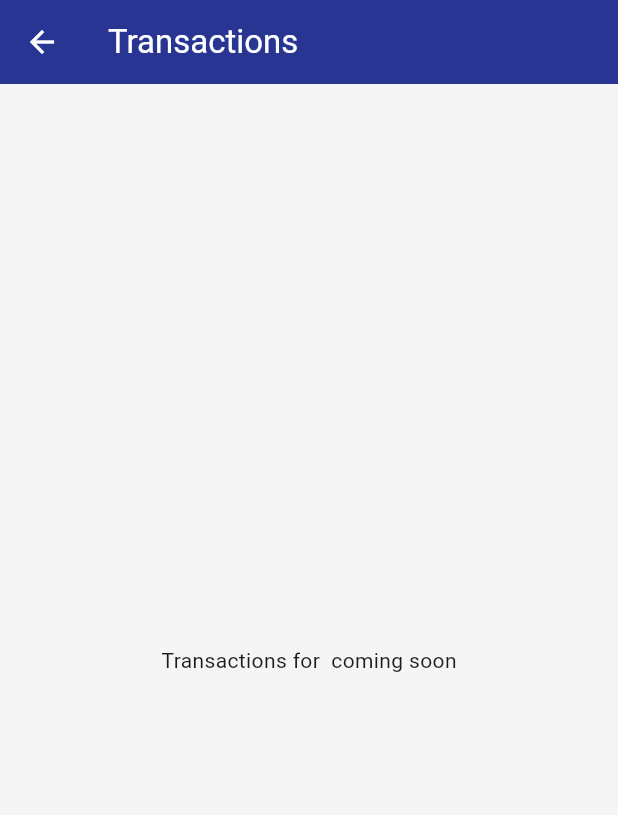
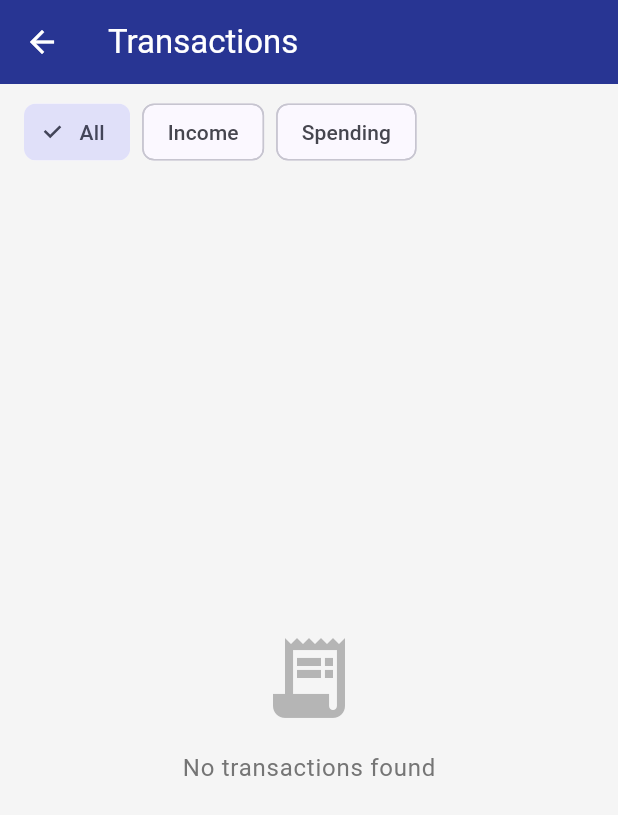
Before and after one commit to team360r/PilotBank, a Flutter app: the TransactionsScreen screen opened directly with empty values, on a phone screen of 412 x 824 dp. Shown: the top 815 px of the screen. Run offline on Flutter 3.47's test engine with Material 3 defaults, Android fonts, the phone set to English and light mode, and no system bars; our stand-ins replace flutter_riverpod, go_router.

Commit message:
feat: write Chapter 7 — Go-Around
Add transactions screen with filter chips and date-grouped transaction
list, extract TransactionTile widget, and write chapter docs covering
targeted refactoring, the explain-then-refactor technique, and the
Lost in the Clouds anti-pattern.

Co-Authored-By: Claude Opus 4.6 (1M context) <noreply@anthropic.com>

```diff
--- a/lib/screens/transactions_screen.dart
+++ b/lib/screens/transactions_screen.dart
@@ -1,15 +1,153 @@
 import 'package:flutter/material.dart';
+import 'package:flutter_riverpod/flutter_riverpod.dart';
+import '../data/models.dart';
+import '../providers/accounts_provider.dart';
+import '../theme/app_colors.dart';
+import '../widgets/transaction_tile.dart';
 
-class TransactionsScreen extends StatelessWidget {
+/// Displays a filterable list of transactions for a single account.
+///
+/// Transactions are grouped by date and can be filtered by type using
+/// filter chips (All, Income, Spending).
+class TransactionsScreen extends ConsumerStatefulWidget {
   final String accountId;
   const TransactionsScreen({super.key, required this.accountId});
 
   @override
+  ConsumerState<TransactionsScreen> createState() =>
+      _TransactionsScreenState();
+}
+
+class _TransactionsScreenState extends ConsumerState<TransactionsScreen> {
+  TransactionType? _selectedFilter;
+
+  List<Transaction> _applyFilter(List<Transaction> transactions) {
+    if (_selectedFilter == null) return transactions;
+    return transactions.where((tx) => tx.type == _selectedFilter).toList();
+  }
+
+  Map<String, List<Transaction>> _groupByDate(List<Transaction> transactions) {
+    final grouped = <String, List<Transaction>>{};
+    for (final tx in transactions) {
+      final key = _formatDateHeading(tx.date);
+      grouped.putIfAbsent(key, () => []).add(tx);
+    }
+    return grouped;
+  }
+
+  String _formatDateHeading(DateTime date) {
+    final now = DateTime.now();
+    final today = DateTime(now.year, now.month, now.day);
+    final txDay = DateTime(date.year, date.month, date.day);
+
+    if (txDay == today) return 'Today';
+    if (txDay == today.subtract(const Duration(days: 1))) return 'Yesterday';
+
+    const months = [
+      'Jan', 'Feb', 'Mar', 'Apr', 'May', 'Jun',
+      'Jul', 'Aug', 'Sep', 'Oct', 'Nov', 'Dec',
+    ];
+    return '${date.day} ${months[date.month - 1]} ${date.year}';
+  }
+
+  @override
   Widget build(BuildContext context) {
+    final transactions = ref.watch(transactionsProvider(widget.accountId));
+    final filtered = _applyFilter(transactions);
+    final grouped = _groupByDate(filtered);
+    final sortedKeys = grouped.keys.toList();
+
     return Scaffold(
-      appBar: AppBar(title: const Text('Transactions')),
-      body: Center(
-        child: Text('Transactions for $accountId coming soon'),
+      appBar: AppBar(
+        title: const Text('Transactions'),
+      ),
+      body: Column(
+        children: [
+          // Filter chips
+          Padding(
+            padding: const EdgeInsets.symmetric(horizontal: 16, vertical: 8),
+            child: Row(
+              children: [
+                FilterChip(
+                  label: const Text('All'),
+                  selected: _selectedFilter == null,
+                  onSelected: (_) => setState(() => _selectedFilter = null),
+                ),
+                const SizedBox(width: 8),
+                FilterChip(
+                  label: const Text('Income'),
+                  selected: _selectedFilter == TransactionType.credit,
+                  onSelected: (_) => setState(
+                    () => _selectedFilter = TransactionType.credit,
+                  ),
+                ),
+                const SizedBox(width: 8),
+                FilterChip(
+                  label: const Text('Spending'),
+                  selected: _selectedFilter == TransactionType.debit,
+                  onSelected: (_) => setState(
+                    () => _selectedFilter = TransactionType.debit,
+                  ),
+                ),
+              ],
+            ),
+          ),
+
+          // Transaction list
+          Expanded(
+            child: filtered.isEmpty
+                ? Center(
+                    child: Column(
+                      mainAxisSize: MainAxisSize.min,
+                      children: [
+                        Icon(
+                          Icons.receipt_long,
+                          size: 64,
+                          color: AppColors.textSecondary.withValues(alpha: 0.5),
+                        ),
+                        const SizedBox(height: 16),
+                        Text(
+                          'No transactions found',
+                          style:
+                              Theme.of(context).textTheme.bodyLarge?.copyWith(
+                                    color: AppColors.textSecondary,
+                                  ),
+                        ),
+                      ],
+                    ),
+                  )
+                : ListView.builder(
+                    padding: const EdgeInsets.symmetric(horizontal: 16),
+                    itemCount: sortedKeys.length,
+                    itemBuilder: (context, index) {
+                      final dateKey = sortedKeys[index];
+                      final txList = grouped[dateKey]!;
+
+                      return Column(
+                        crossAxisAlignment: CrossAxisAlignment.start,
+                        children: [
+                          Padding(
+                            padding: const EdgeInsets.only(top: 16, bottom: 8),
+                            child: Text(
+                              dateKey,
+                              style: Theme.of(context)
+                                  .textTheme
+                                  .titleSmall
+                                  ?.copyWith(
+                                    color: AppColors.textSecondary,
+                                    fontWeight: FontWeight.w600,
+                                  ),
+                            ),
+                          ),
+                          ...txList.map(
+                            (tx) => TransactionTile(transaction: tx),
+                          ),
+                        ],
+                      );
+                    },
+                  ),
+          ),
+        ],
       ),
     );
   }
```
Also changed, not shown: lib/widgets/transaction_tile.dart (added, +91 -0 lines), 2 other files.
